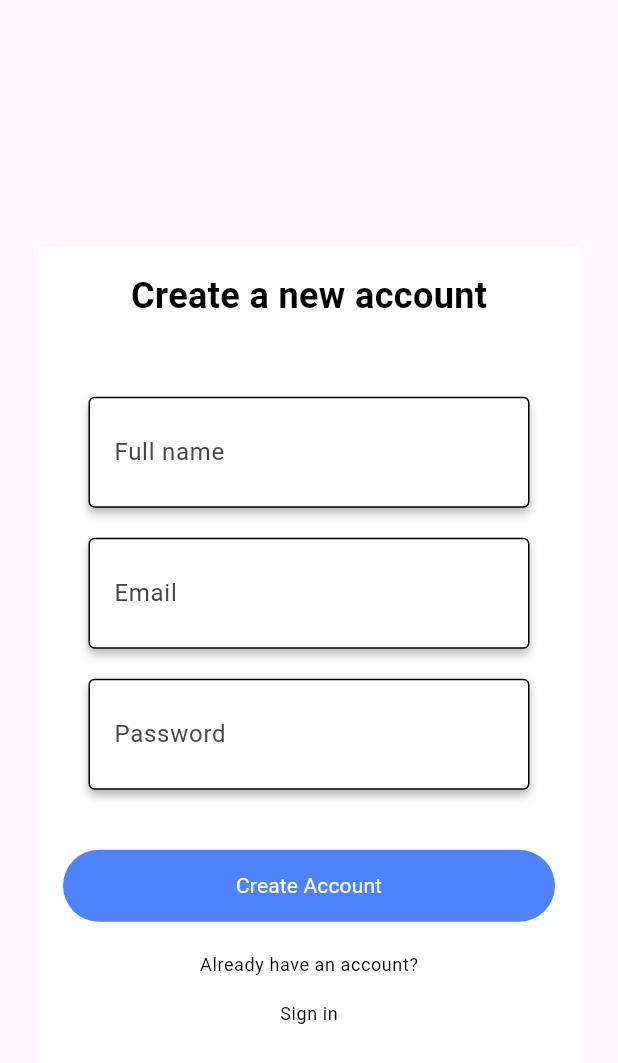
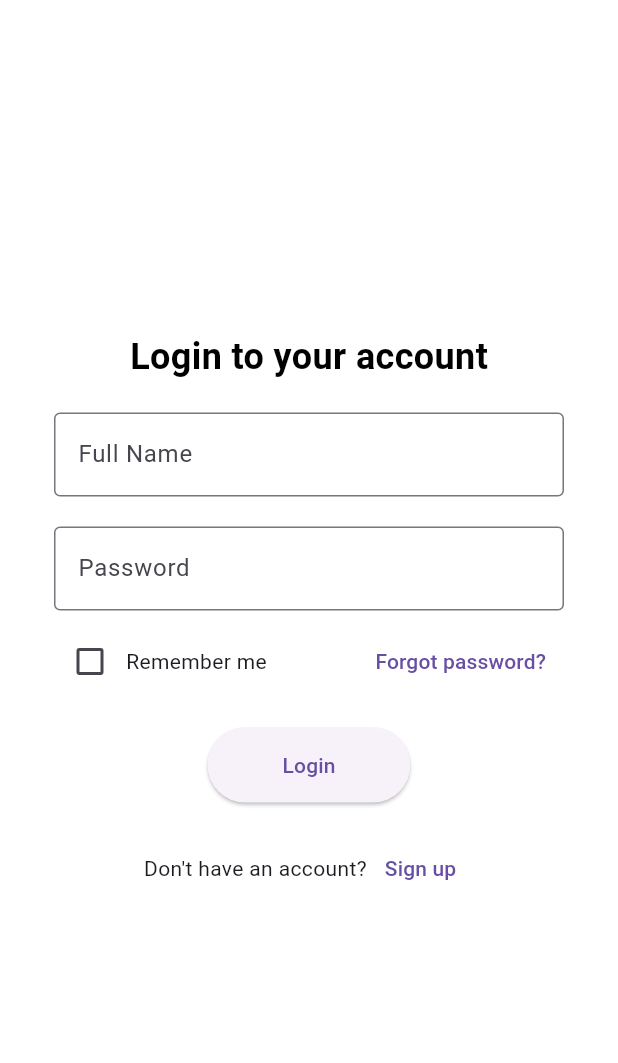
Before and after one commit to gkincs/pawsome_app, a Flutter app: the screen it shows after launch, on a phone screen of 412 x 824 dp. Shown: the top 1063 px of the screen. Run offline on Flutter 3.47's test engine with Material 3 defaults, Android fonts, the phone set to English and light mode, and no system bars.

Commit message:
login screen - UI test

```diff
--- a/pawsome_app/lib/main.dart
+++ b/pawsome_app/lib/main.dart
@@ -1,6 +1,6 @@
 import 'package:flutter/material.dart';
 //import 'screens/signin_screen.dart';
-import 'screens/new_account_screen.dart';
+//import 'screens/new_account_screen.dart';
 
 // void main() {
 //   runApp(MyApp());
@@ -18,6 +18,32 @@ import 'screens/new_account_screen.dart';
 //   }
 //
 
+// void main() {
+//   runApp(MyApp());
+// }
+
+// class MyApp extends StatelessWidget {
+//   @override
+//   Widget build(BuildContext context) {
+//     return MaterialApp(
+//       title: 'Flutter Demo',
+//       theme: ThemeData(
+//         primarySwatch: Colors.blue,
+//       ),
+//       home: Scaffold(
+//         appBar: AppBar(
+//           title: Text(''),
+//         ),
+//         body: Center(
+//           child: NewAccountWidget(), // Use the NewAccountWidget here
+//         ),
+//       ),
+//     );
+//   }
+// }
+
+
+import 'screens/login_screen.dart';
 void main() {
   runApp(MyApp());
 }
@@ -26,18 +52,11 @@ class MyApp extends StatelessWidget {
   @override
   Widget build(BuildContext context) {
     return MaterialApp(
-      title: 'Flutter Demo',
+      title: 'My Flutter App',
       theme: ThemeData(
         primarySwatch: Colors.blue,
       ),
-      home: Scaffold(
-        appBar: AppBar(
-          title: Text(''),
-        ),
-        body: Center(
-          child: NewAccountWidget(), // Use the NewAccountWidget here
-        ),
-      ),
+      home: LoginWidget(),
     );
   }
 }
--- a/pawsome_app/lib/screens/login_screen.dart
+++ b/pawsome_app/lib/screens/login_screen.dart
@@ -0,0 +1,96 @@
+import 'package:flutter/material.dart';
+
+class LoginWidget extends StatelessWidget {
+  @override
+  Widget build(BuildContext context) {
+    return Scaffold(
+      backgroundColor: Colors.white,
+      body: Padding(
+        padding: const EdgeInsets.symmetric(horizontal: 36.0),
+        child: Column(
+          mainAxisAlignment: MainAxisAlignment.center,
+          children: [
+            // Title or Logo Placeholder
+            Text(
+              'Login to your account',
+              style: TextStyle(
+                fontSize: 24,
+                fontWeight: FontWeight.bold,
+                color: Colors.black,
+              ),
+            ),
+            SizedBox(height: 20),
+
+            // Full Name Field
+            TextField(
+              decoration: InputDecoration(
+                labelText: 'Full Name',
+                border: OutlineInputBorder(),
+              ),
+            ),
+            SizedBox(height: 20),
+
+            // Password Field
+            TextField(
+              obscureText: true,
+              decoration: InputDecoration(
+                labelText: 'Password',
+                border: OutlineInputBorder(),
+              ),
+            ),
+            SizedBox(height: 10),
+
+            // Remember Me and Forgot Password
+            Row(
+              mainAxisAlignment: MainAxisAlignment.spaceBetween,
+              children: [
+                Row(
+                  children: [
+                    Checkbox(value: false, onChanged: (value) {}),
+                    Text('Remember me'),
+                  ],
+                ),
+                TextButton(
+                  onPressed: () {
+                    // Forgot password logic
+                  },
+                  child: Text('Forgot password?'),
+                ),
+              ],
+            ),
+            SizedBox(height: 20),
+
+            // Login Button
+            ElevatedButton(
+              onPressed: () {
+                // Login logic
+              },
+              child: Text('Login'),
+              style: ElevatedButton.styleFrom(
+                padding: EdgeInsets.symmetric(horizontal: 50, vertical: 15),
+                shape: RoundedRectangleBorder(
+                  borderRadius: BorderRadius.circular(30),
+                ),
+              ),
+            ),
+            SizedBox(height: 20),
+
+            // Sign Up Section
+            Row(
+              mainAxisAlignment: MainAxisAlignment.center,
+              children: [
+                Text("Don't have an account?"),
+                TextButton(
+                  onPressed: () {
+                    // Navigate to Sign Up
+                  },
+                  child: Text('Sign up'),
+                ),
+              ],
+            ),
+          ],
+        ),
+      ),
+    );
+  }
+}
```
